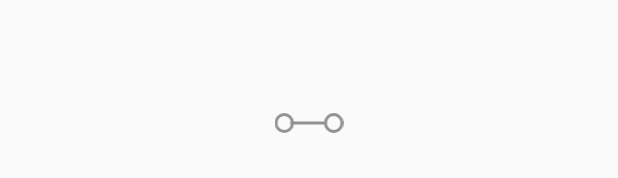
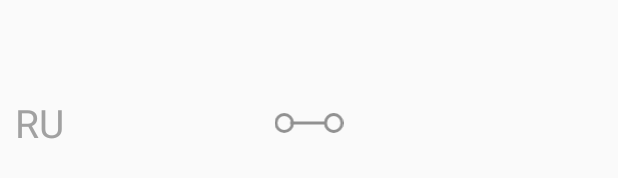
Before and after one commit to Nitser/SmartTranslator, an Android app: the layout fragment_change_selected_flags.xml on its own in the app's theme, with its tools: preview values and no code run, on a phone screen of 412 x 824 dp. Shown: the part 495-673 px from the top of the screen. Run offline under Robolectric (Android 15) with nearby library versions, the light colour scheme and no system bars.

Commit message:
Some core review

```diff
--- a/app/build.gradle
+++ b/app/build.gradle
@@ -32,6 +32,9 @@ android {
         jvmTarget = JavaVersion.VERSION_1_8.toString()
     }
     dataBinding {
+        // Тут студия подсказывает следующее:
+        // If you plan to use data binding in a Kotlin project, you should apply the kotlin-kapt plugin.
+        // Думаю, это надо добавить
         enabled = true
     }
 }
--- a/app/src/main/AndroidManifest.xml
+++ b/app/src/main/AndroidManifest.xml
@@ -10,6 +10,7 @@
     <uses-permission android:name="android.permission.INTERNET" />
     <uses-permission android:name="android.permission.ACCESS_NETWORK_STATE" />
 
+<!--    android.permission.CALL_PHONE тут точно нужен?-->
     <uses-permission android:name="android.permission.CALL_PHONE" />
 
     <uses-feature
--- a/app/src/main/java/com/example/admin/smart_translator/entities/Language.kt
+++ b/app/src/main/java/com/example/admin/smart_translator/entities/Language.kt
@@ -1,5 +1,9 @@
 package com.example.admin.smart_translator.entities
 
+// В котлине для энтити используется data class (https://kotlinlang.org/docs/reference/data-classes.html)
+// У них есть плюшки в виде автогенерации toString, hash
+// И в энтити (или data class) обычно используется val вместо val. Так можно обезопасить себя от странных багов из-за изменения состояния
+// (у меня часто были такие проблемы, особенно, при использовании таких классов в recycler'e)
 class Language {
     var langCode: LanguageEnum = LanguageEnum.RUSSIAN
     var lanIconPath: Int = 0
--- a/app/src/main/java/com/example/admin/smart_translator/model/DataBaseService.kt
+++ b/app/src/main/java/com/example/admin/smart_translator/model/DataBaseService.kt
@@ -10,6 +10,8 @@ import com.example.admin.smart_translator.entities.PhotoCard
 import java.util.ArrayList
 import java.util.Arrays
 
+// Предлагаю заиспользовать Room (https://developer.android.com/topic/libraries/architecture/room) для работы с базой данных.
+// Сейчас это уже некий стандарт для работы с sqllite. Хотя, уметь работать с базой без библиотек - полезная штука)
 class DataBaseService(context: Context) : SQLiteOpenHelper(context, "NeoPhotoCard", null, 1) {
 
     fun addPhotoCard(photoCard: PhotoCard) {
--- a/app/src/main/java/com/example/admin/smart_translator/model/FileStorageService.kt
+++ b/app/src/main/java/com/example/admin/smart_translator/model/FileStorageService.kt
@@ -9,6 +9,7 @@ import java.text.SimpleDateFormat
 import java.util.Date
 import java.util.Locale
 
+// Так как класс не имеет состояния, то можно метод createImageFile сделать тоже статическим
 class FileStorageService {
 
     fun createImageFile(context: Context): File {
--- a/app/src/main/java/com/example/admin/smart_translator/network/ClarifaiApi.kt
+++ b/app/src/main/java/com/example/admin/smart_translator/network/ClarifaiApi.kt
@@ -12,6 +12,8 @@ object ClarifaiApi {
     private var predictionResults: List<ClarifaiOutput<Concept>>? = null
     private var resultList = ArrayList<String>()
 
+    // Всякие ключи часто хранят в build.gradle.
+    // Чтобы они были в одном месте и чтобы не так просто было их получить, если кто-то декомпилирует приложение
     private const val clarifaiKey = "c151c5d2a75e4ba1aa32bb937af40643"
 
     fun getClarifaiResult(currentUri: Uri) {
--- a/app/src/main/java/com/example/admin/smart_translator/ui/select_flag_list/FlagSelectFlagList.kt
+++ b/app/src/main/java/com/example/admin/smart_translator/ui/select_flag_list/FlagSelectFlagList.kt
@@ -62,6 +62,7 @@ class FlagSelectFlagList : Fragment() {
         val layoutManager = LinearLayoutManager(requireContext())
         adapter = FlagSelectListAdapter(requireContext(), object : FlagSelectListAdapter.OnItemClickListener {
             override fun onItemClick(item: Language, id: Int, boardHolder: FlagSelectListViewHolder) {
+                // Какие-то похожие действия делаются тут и в адаптере. Может привести к непредвиденному поведению.
                 item.isChecked = !item.isChecked
                 boardHolder.checkBox.isChecked = item.isChecked
             }
--- a/app/src/main/java/com/example/admin/smart_translator/ui/select_flag_list/list/FlagSelectListAdapter.kt
+++ b/app/src/main/java/com/example/admin/smart_translator/ui/select_flag_list/list/FlagSelectListAdapter.kt
@@ -31,6 +31,9 @@ class FlagSelectListAdapter(private val context: Context, private val listener:
         val language = languages[i]
 
         holder.checkBox.isChecked = language.isChecked
+        // Изменять модель в адаптерах - обычно не очень хорошая идея.
+        // Лучше завести какую-нибудь внутреннюю переменную, если это состояние надо потом передать во вне.
+        // Или можно сразу вызывать какой-либо листенер с сообщением об изменении состояния
         holder.checkBox.setOnClickListener { language.isChecked = !language.isChecked }
 
         holder.flagIcon.setBackgroundResource(language.lanIconPath)
--- a/app/src/main/java/com/example/admin/smart_translator/view_model/UserViewModel.kt
+++ b/app/src/main/java/com/example/admin/smart_translator/view_model/UserViewModel.kt
@@ -32,6 +32,9 @@ class UserViewModel : ViewModel() {
         val photoCardsFromDB = db.loadPhotoCard()
         val storagePhotoService = PhotoService()
 
+        // Методы типа filter и map не изменяют коллекцию, а возвращают новую.
+        // То есть (если я не ошибаюсь) тут происходит работа впустую
+        // и сюда historyPhotoCards.postValue(photoCardsFromDB) передаётся photoCardsFromDB без изменений
         photoCardsFromDB.filter { File(it.filePath).exists() }
         photoCardsFromDB.map { it.bitmap = storagePhotoService.decodingPhoto(it.filePath) }
         historyPhotoCards.postValue(photoCardsFromDB)
--- a/app/src/main/res/layout/activity_main.xml
+++ b/app/src/main/res/layout/activity_main.xml
@@ -1,4 +1,5 @@
 <?xml version="1.0" encoding="utf-8"?>
+<!--  RelativeLayout уже редко используется. Тут можно было бы заиспользовать FrameLayout. А в сложных экранах - Constraint -->
 <RelativeLayout
     xmlns:android="http://schemas.android.com/apk/res/android"
     xmlns:app="http://schemas.android.com/apk/res-auto"
--- a/app/src/main/res/layout/fragment_change_selected_flags.xml
+++ b/app/src/main/res/layout/fragment_change_selected_flags.xml
@@ -1,6 +1,6 @@
 <?xml version="1.0" encoding="utf-8"?>
-<layout
-    xmlns:android="http://schemas.android.com/apk/res/android">
+<layout xmlns:android="http://schemas.android.com/apk/res/android"
+    xmlns:tools="http://schemas.android.com/tools">
 
     <LinearLayout
         android:layout_width="match_parent"
@@ -16,7 +16,9 @@
             android:layout_weight="1"
             android:textColor="@color/colorAccent"
             android:textSize="26sp"
-            android:layout_gravity="center_vertical" />
+            android:layout_gravity="center_vertical"
+            tools:text = "RU"/>
+            <!-- В TextView полезно прописывать tools:text, чтобы было видно как оно выглядит -->
 
         <androidx.recyclerview.widget.RecyclerView
             android:id="@+id/change_selected_flags_list_flag_from"
```
Also changed, not shown: app/src/main/java/com/example/admin/smart_translator/app/MainActivity.kt (+7 -0 lines).
